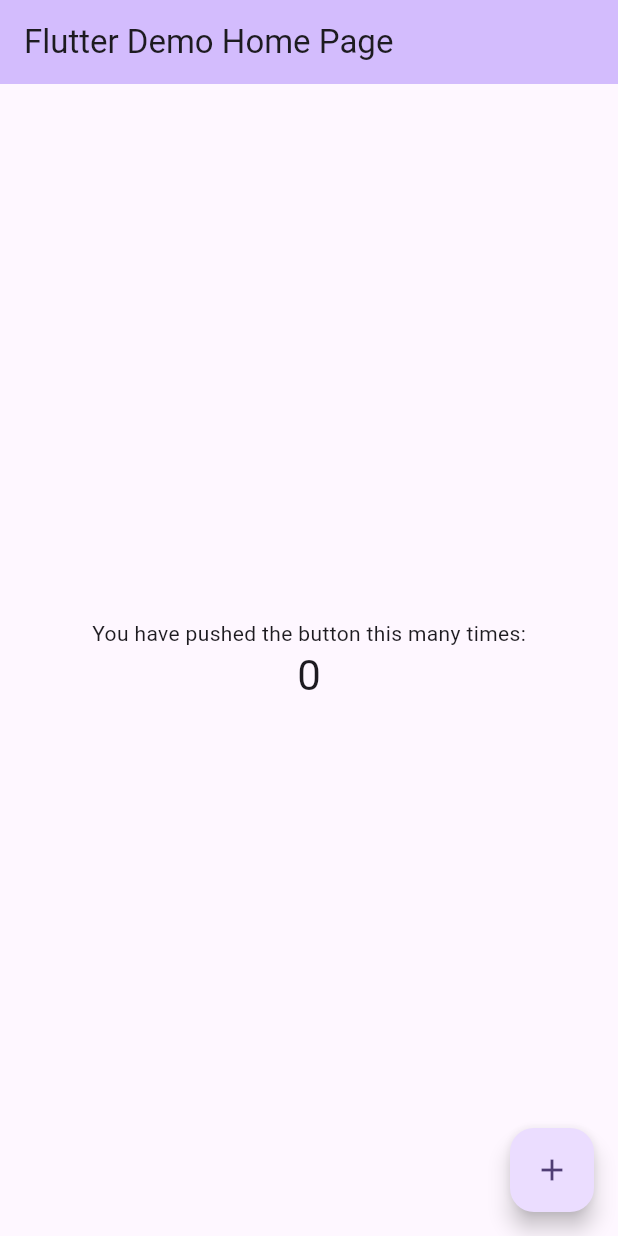
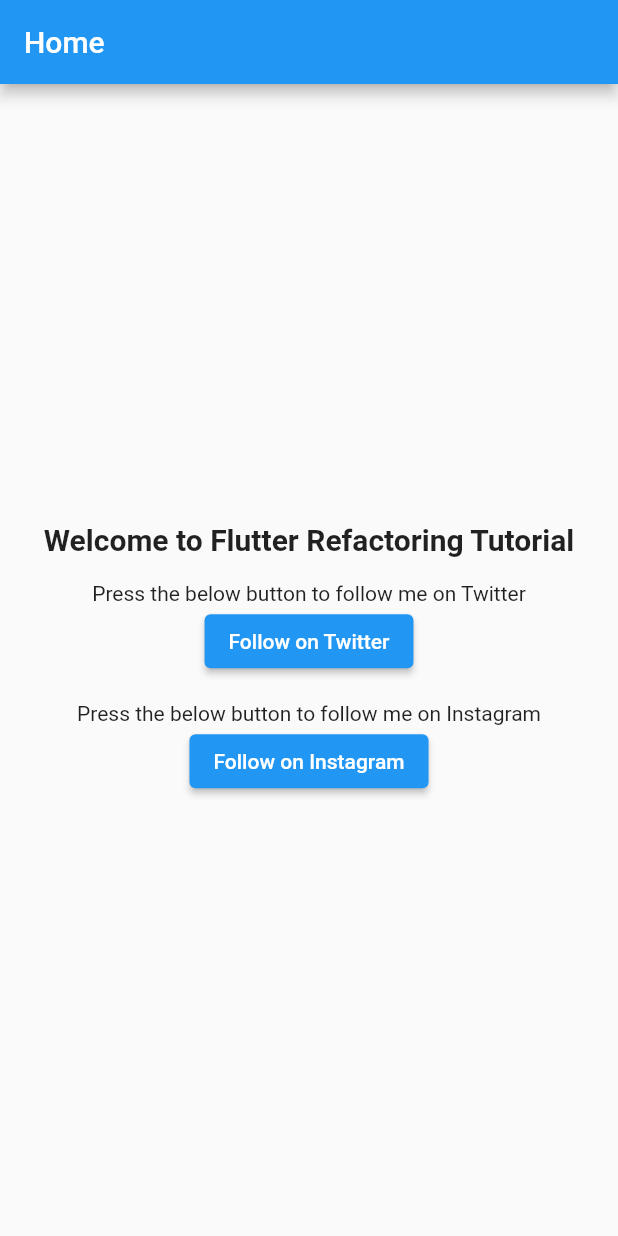
Before and after one commit to kagerer19/create_custom_flutter_widgets, a Flutter app: the screen it shows after launch, on a phone screen of 412 x 824 dp. Run offline on Flutter 3.47's test engine with Material 2 defaults, Android fonts, the phone set to English and light mode, and no system bars.

Commit message:
Initial Commit, starter files for flutter refactor tutorial

```diff
--- a/lib/main.dart
+++ b/lib/main.dart
@@ -7,47 +7,20 @@
 class MyApp extends StatelessWidget {
   const MyApp({super.key});
 
-  // This widget is the root of your application.
   @override
   Widget build(BuildContext context) {
     return MaterialApp(
       title: 'Flutter Demo',
       theme: ThemeData(
-        // This is the theme of your application.
-        //
-        // TRY THIS: Try running your application with "flutter run". You'll see
-        // the application has a blue toolbar. Then, without quitting the app,
-        // try changing the seedColor in the colorScheme below to Colors.green
-        // and then invoke "hot reload" (save your changes or press the "hot
-        // reload" button in a Flutter-supported IDE, or press "r" if you used
-        // the command line to start the app).
-        //
-        // Notice that the counter didn't reset back to zero; the application
-        // state is not lost during the reload. To reset the state, use hot
-        // restart instead.
-        //
-        // This works for code too, not just values: Most code changes can be
-        // tested with just a hot reload.
-        colorScheme: ColorScheme.fromSeed(seedColor: Colors.deepPurple),
-        useMaterial3: true,
+        primarySwatch: Colors.blue,
       ),
-      home: const MyHomePage(title: 'Flutter Demo Home Page'),
+      home: const MyHomePage(title: 'Home'),
     );
   }
 }
 
 class MyHomePage extends StatefulWidget {
   const MyHomePage({super.key, required this.title});
-
-  // This widget is the home page of your application. It is stateful, meaning
-  // that it has a State object (defined below) that contains fields that affect
-  // how it looks.
-
-  // This class is the configuration for the state. It holds the values (in this
-  // case the title) provided by the parent (in this case the App widget) and
-  // used by the build method of the State. Fields in a Widget subclass are
-  // always marked "final".
-
   final String title;
 
   @override
@@ -55,71 +28,49 @@
 }
 
 class _MyHomePageState extends State<MyHomePage> {
-  int _counter = 0;
-
-  void _incrementCounter() {
-    setState(() {
-      // This call to setState tells the Flutter framework that something has
-      // changed in this State, which causes it to rerun the build method below
-      // so that the display can reflect the updated values. If we changed
-      // _counter without calling setState(), then the build method would not be
-      // called again, and so nothing would appear to happen.
-      _counter++;
-    });
-  }
-
   @override
   Widget build(BuildContext context) {
-    // This method is rerun every time setState is called, for instance as done
-    // by the _incrementCounter method above.
-    //
-    // The Flutter framework has been optimized to make rerunning build methods
-    // fast, so that you can just rebuild anything that needs updating rather
-    // than having to individually change instances of widgets.
     return Scaffold(
       appBar: AppBar(
-        // TRY THIS: Try changing the color here to a specific color (to
-        // Colors.amber, perhaps?) and trigger a hot reload to see the AppBar
-        // change color while the other colors stay the same.
-        backgroundColor: Theme.of(context).colorScheme.inversePrimary,
-        // Here we take the value from the MyHomePage object that was created by
-        // the App.build method, and use it to set our appbar title.
         title: Text(widget.title),
       ),
       body: Center(
-        // Center is a layout widget. It takes a single child and positions it
-        // in the middle of the parent.
         child: Column(
-          // Column is also a layout widget. It takes a list of children and
-          // arranges them vertically. By default, it sizes itself to fit its
-          // children horizontally, and tries to be as tall as its parent.
-          //
-          // Column has various properties to control how it sizes itself and
-          // how it positions its children. Here we use mainAxisAlignment to
-          // center the children vertically; the main axis here is the vertical
-          // axis because Columns are vertical (the cross axis would be
-          // horizontal).
-          //
-          // TRY THIS: Invoke "debug painting" (choose the "Toggle Debug Paint"
-          // action in the IDE, or press "p" in the console), to see the
-          // wireframe for each widget.
           mainAxisAlignment: MainAxisAlignment.center,
-          children: <Widget>[
-            const Text(
-              'You have pushed the button this many times:',
+          children: [
+            const Text('Welcome to Flutter Refactoring Tutorial',
+                style: TextStyle(fontWeight: FontWeight.bold, fontSize: 20)),
+            const SizedBox(height: 16),
+            const Text('Press the below button to follow me on Twitter'),
+            ElevatedButton(
+              onPressed: () {
+                ScaffoldMessenger.of(context).showSnackBar(
+                  const SnackBar(
+                    content: Text("Pressed Follow on Twitter button"),
+                    duration: Duration(seconds: 1),
+                  ),
+                );
+                // Open Twitter app
+              },
+              child: const Text("Follow on Twitter"),
             ),
-            Text(
-              '$_counter',
-              style: Theme.of(context).textTheme.headlineMedium,
+            const SizedBox(height: 16),
+            const Text('Press the below button to follow me on Instagram'),
+            ElevatedButton(
+              onPressed: () {
+                ScaffoldMessenger.of(context).showSnackBar(
+                  const SnackBar(
+                    content: Text("Pressed Follow on Instagram button"),
+                    duration: Duration(seconds: 1),
+                  ),
+                );
+                // Open Instagram app
+              },
+              child: const Text("Follow on Instagram"),
             ),
           ],
         ),
       ),
-      floatingActionButton: FloatingActionButton(
-        onPressed: _incrementCounter,
-        tooltip: 'Increment',
-        child: const Icon(Icons.add),
-      ), // This trailing comma makes auto-formatting nicer for build methods.
     );
   }
 }
```
